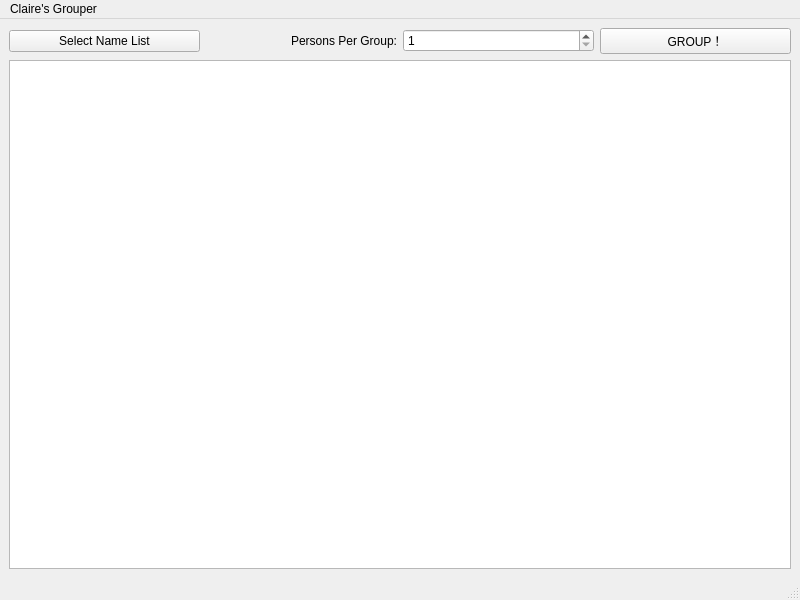
yintianyu/Grouper, file mainwindow.ui: the form before one commit.
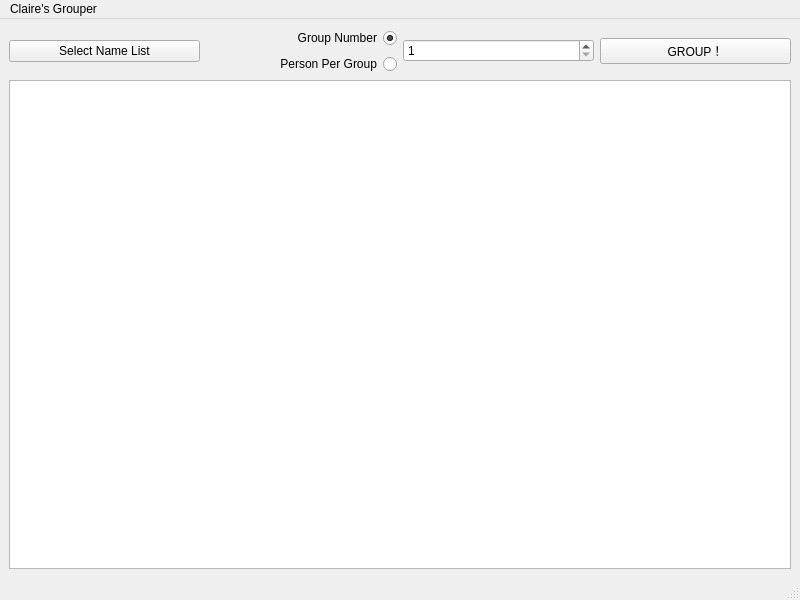
The form after the commit.

Commit message: Support specifying group number

```diff
--- a/mainwindow.ui
+++ b/mainwindow.ui
@@ -15,21 +15,50 @@
   </property>
   <widget class="QWidget" name="centralwidget">
    <layout class="QGridLayout" name="gridLayout">
-    <item row="0" column="0">
-     <widget class="QPushButton" name="selNameListBox">
-      <property name="text">
-       <string>Select Name List</string>
-      </property>
-     </widget>
-    </item>
-    <item row="1" column="0" colspan="4">
+    <item row="2" column="0" colspan="4">
      <widget class="QListView" name="candidateView">
       <property name="sizeAdjustPolicy">
        <enum>QAbstractScrollArea::AdjustToContents</enum>
       </property>
      </widget>
     </item>
-    <item row="0" column="2">
+    <item row="0" column="1">
+     <widget class="QRadioButton" name="selGroupNumber">
+      <property name="layoutDirection">
+       <enum>Qt::RightToLeft</enum>
+      </property>
+      <property name="text">
+       <string>Group Number</string>
+      </property>
+      <property name="checked">
+       <bool>true</bool>
+      </property>
+      <attribute name="buttonGroup">
+       <string notr="true">buttonGroup</string>
+      </attribute>
+     </widget>
+    </item>
+    <item row="1" column="1">
+     <widget class="QRadioButton" name="selPPG">
+      <property name="layoutDirection">
+       <enum>Qt::RightToLeft</enum>
+      </property>
+      <property name="text">
+       <string>Person Per Group</string>
+      </property>
+      <attribute name="buttonGroup">
+       <string notr="true">buttonGroup</string>
+      </attribute>
+     </widget>
+    </item>
+    <item row="0" column="0" rowspan="2">
+     <widget class="QPushButton" name="selNameListBox">
+      <property name="text">
+       <string>Select Name List</string>
+      </property>
+     </widget>
+    </item>
+    <item row="0" column="2" rowspan="2">
      <widget class="QSpinBox" name="groupNumberBox">
       <property name="minimum">
        <number>1</number>
@@ -39,17 +68,7 @@
       </property>
      </widget>
     </item>
-    <item row="0" column="1">
-     <widget class="QLabel" name="label">
-      <property name="text">
-       <string>Persons Per Group:</string>
-      </property>
-      <property name="alignment">
-       <set>Qt::AlignRight|Qt::AlignTrailing|Qt::AlignVCenter</set>
-      </property>
-     </widget>
-    </item>
-    <item row="0" column="3">
+    <item row="0" column="3" rowspan="2">
      <widget class="QPushButton" name="groupButton">
       <property name="layoutDirection">
        <enum>Qt::LeftToRight</enum>
```
Left out of the diff: 6 changed lines with no effect on the pictures. The commit also changes 4 other files.
